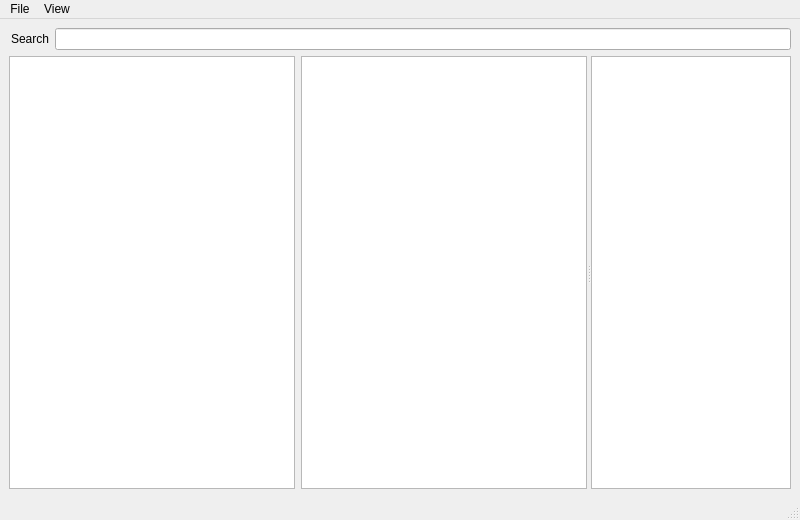
Old version of the form scripts/asi/ui/main.ui in the repository chowooseoung/cwsmt.
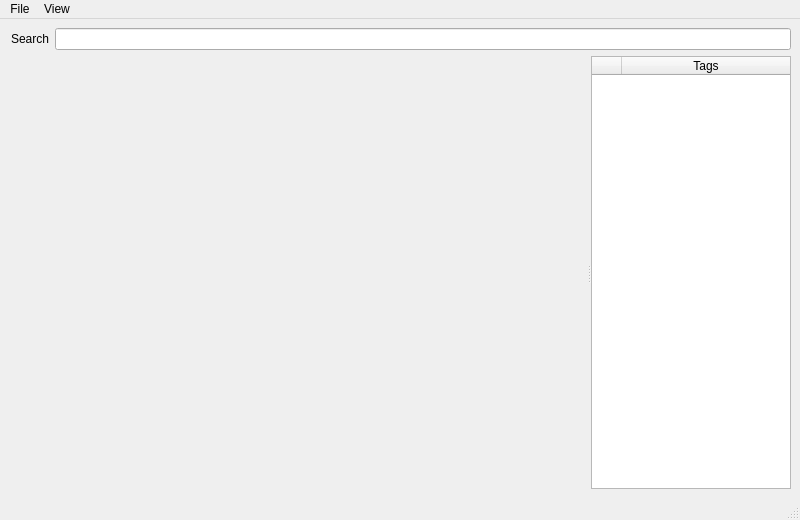
New version of the form.

Diff of the .ui file:
```diff
--- a/scripts/asi/ui/main.ui
+++ b/scripts/asi/ui/main.ui
@@ -38,67 +38,7 @@
        <enum>Qt::Horizontal</enum>
       </property>
       <widget class="QWidget" name="layoutWidget">
-       <layout class="QHBoxLayout" name="horizontalLayout_2">
-        <item>
-         <widget class="QTableView" name="table_view">
-          <property name="contextMenuPolicy">
-           <enum>Qt::CustomContextMenu</enum>
-          </property>
-          <property name="autoFillBackground">
-           <bool>true</bool>
-          </property>
-          <property name="dragDropOverwriteMode">
-           <bool>false</bool>
-          </property>
-          <property name="selectionMode">
-           <enum>QAbstractItemView::ExtendedSelection</enum>
-          </property>
-          <property name="selectionBehavior">
-           <enum>QAbstractItemView::SelectRows</enum>
-          </property>
-          <property name="showGrid">
-           <bool>true</bool>
-          </property>
-          <property name="sortingEnabled">
-           <bool>false</bool>
-          </property>
-          <attribute name="horizontalHeaderDefaultSectionSize">
-           <number>1</number>
-          </attribute>
-          <attribute name="horizontalHeaderHighlightSections">
-           <bool>false</bool>
-          </attribute>
-          <attribute name="horizontalHeaderStretchLastSection">
-           <bool>true</bool>
-          </attribute>
-          <attribute name="verticalHeaderVisible">
-           <bool>false</bool>
-          </attribute>
-          <attribute name="verticalHeaderCascadingSectionResizes">
-           <bool>true</bool>
-          </attribute>
-          <attribute name="verticalHeaderDefaultSectionSize">
-           <number>1</number>
-          </attribute>
-          <attribute name="verticalHeaderHighlightSections">
-           <bool>true</bool>
-          </attribute>
-          <attribute name="verticalHeaderMinimumSectionSize">
-           <number>36</number>
-          </attribute>
-          <attribute name="verticalHeaderStretchLastSection">
-           <bool>false</bool>
-          </attribute>
-         </widget>
-        </item>
-        <item>
-         <widget class="QListWidget" name="list_view">
-          <property name="viewMode">
-           <enum>QListView::IconMode</enum>
-          </property>
-         </widget>
-        </item>
-       </layout>
+       <layout class="QHBoxLayout" name="view_layout"/>
       </widget>
       <widget class="QTableWidget" name="tags_view">
        <property name="sizePolicy">
@@ -122,6 +62,28 @@
        <property name="contextMenuPolicy">
         <enum>Qt::CustomContextMenu</enum>
        </property>
+       <attribute name="horizontalHeaderDefaultSectionSize">
+        <number>30</number>
+       </attribute>
+       <attribute name="horizontalHeaderMinimumSectionSize">
+        <number>30</number>
+       </attribute>
+       <attribute name="horizontalHeaderStretchLastSection">
+        <bool>true</bool>
+       </attribute>
+       <attribute name="verticalHeaderVisible">
+        <bool>false</bool>
+       </attribute>
+       <column>
+        <property name="text">
+         <string/>
+        </property>
+       </column>
+       <column>
+        <property name="text">
+         <string>Tags</string>
+        </property>
+       </column>
       </widget>
      </widget>
     </item>
```
Left out of the diff: 2 changed lines with no effect on the pictures.
